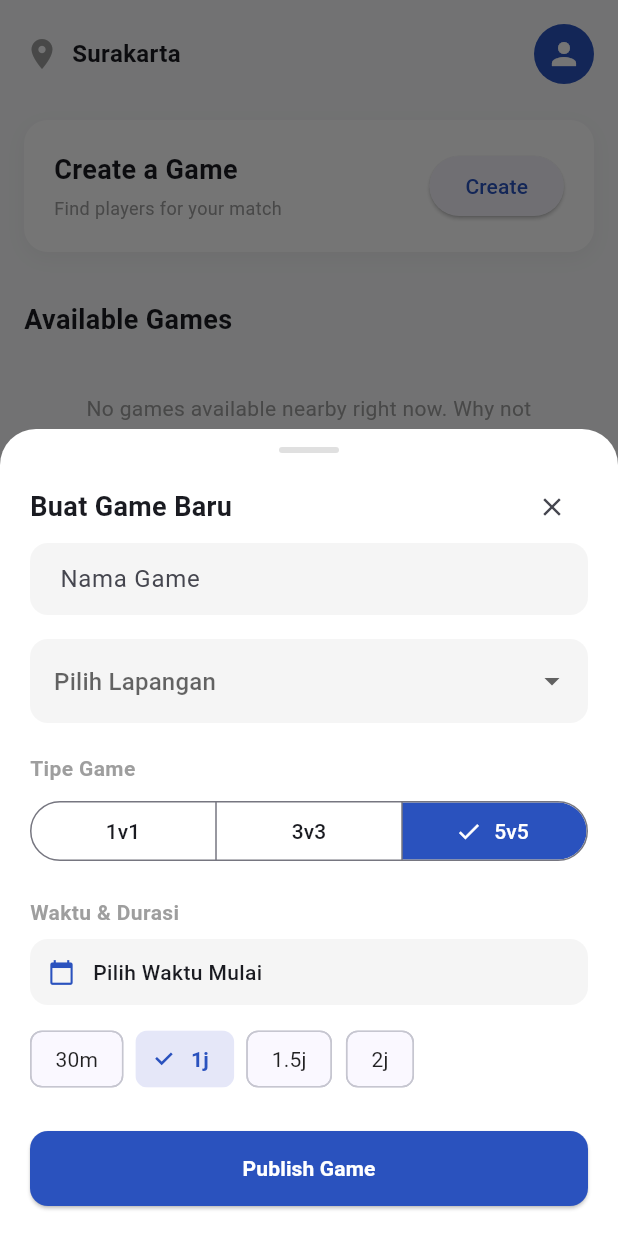
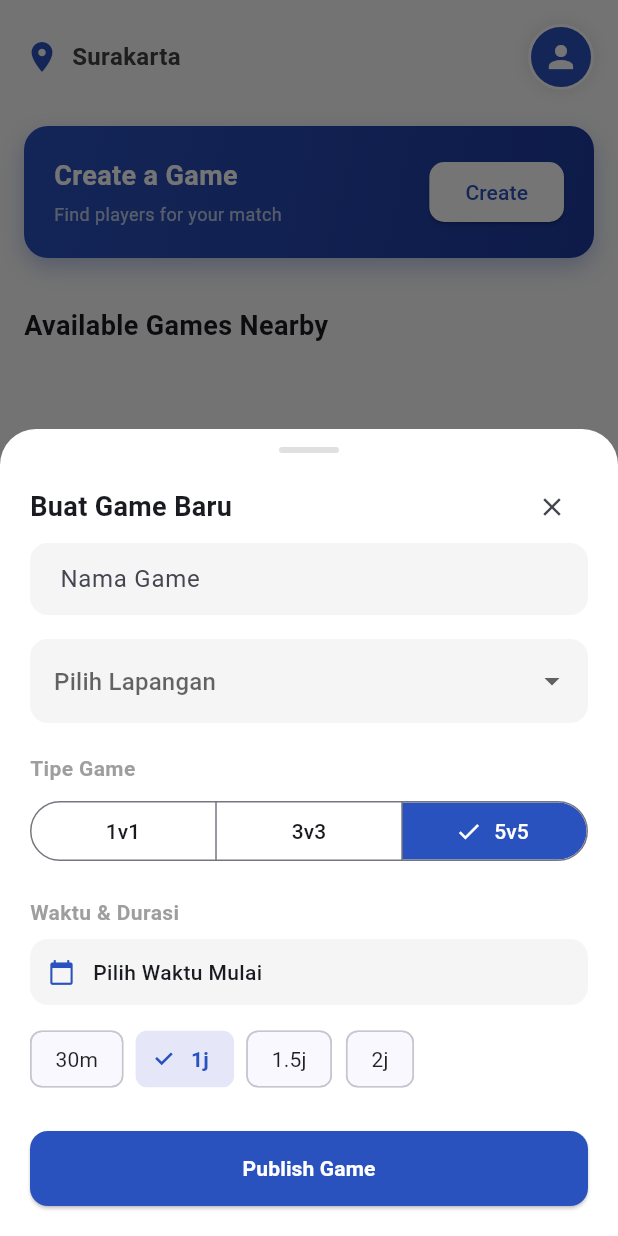
Before and after one commit to dosedaf/hoopsie, a Flutter app: the DashboardScreen screen opened directly, after a tap on "Create", on a phone screen of 412 x 824 dp. Run offline on Flutter 3.47's test engine with Material 3 defaults, Android fonts, the phone set to English and light mode, and no system bars; our stand-ins replace flutter_map, geolocator, image_picker, sqflite, sqflite_common_ffi; missing offline and left inert: geodesy; accounts and stored records are empty.

Commit message:
feat(matchmaking): implement match quality scoring
Adds a new Go API endpoint `/api/match-quality` to calculate a match score based on user skill level and position.
Introduces `MLService` in Flutter to communicate with this API.
Integrates match quality scores into the dashboard, displaying a percentage badge on game cards.
Refactors `DatabaseService` to provide appropriate participant data for ML calculations and game detail management.
Includes UI improvements for the dashboard and game cards.

```diff
--- a/lib/pages/dashboard_screen.dart
+++ b/lib/pages/dashboard_screen.dart
@@ -7,6 +7,7 @@ import 'create_game_pop.dart';
 import 'profile_screen.dart';
 import '../services/database_service.dart';
 import '../services/auth_manager.dart';
+import '../services/ml_service.dart';
 
 class DashboardScreen extends StatefulWidget {
   const DashboardScreen({super.key});
@@ -17,7 +18,10 @@ class DashboardScreen extends StatefulWidget {
 
 class _DashboardScreenState extends State<DashboardScreen> {
   final DatabaseService _db = DatabaseService();
+  final MLService _ml = MLService();
   late Future<List<Game>> _gamesFuture;
+
+  Map<String, int> _gameScores = {};
 
   String? get currentUserId => AuthManager().currentUserId;
 
@@ -29,13 +33,33 @@ class _DashboardScreenState extends State<DashboardScreen> {
 
   void _refreshGames() {
     setState(() {
-      _gamesFuture = _db.getDiscoverableGames();
+      _gamesFuture = _db.getDiscoverableGames().then((games) async {
+        final currentUser = AuthManager().currentUser;
+
+        if (currentUser == null) return games;
+
+        for (var game in games) {
+          try {
+            final participants = await _db.getGameParticipants(game.id);
+
+            final score = await _ml.getMatchQuality(currentUser, participants);
+
+            if (score != null) {
+              _gameScores[game.id] = score;
+            }
+          } catch (e) {
+            debugPrint("Error fetching AI score for game ${game.id}: $e");
+          }
+        }
+        return games;
+      });
     });
   }
 
   @override
   Widget build(BuildContext context) {
     return Scaffold(
+      backgroundColor: Colors.grey[50],
       body: SafeArea(
         child: FutureBuilder<User?>(
           future: _db.getCurrentUser(),
@@ -53,7 +77,7 @@ class _DashboardScreenState extends State<DashboardScreen> {
                   _buildCreateGameShortcut(),
                   const SizedBox(height: 32),
                   const Text(
-                    'Available Games',
+                    'Available Games Nearby',
                     style: TextStyle(fontSize: 18, fontWeight: FontWeight.bold),
                   ),
                   const SizedBox(height: 16),
@@ -62,7 +86,12 @@ class _DashboardScreenState extends State<DashboardScreen> {
                     future: _gamesFuture,
                     builder: (context, snapshot) {
                       if (snapshot.connectionState == ConnectionState.waiting) {
-                        return const Center(child: CircularProgressIndicator());
+                        return const Center(
+                          child: Padding(
+                            padding: EdgeInsets.only(top: 40),
+                            child: CircularProgressIndicator(),
+                          ),
+                        );
                       }
 
                       if (snapshot.hasError) {
@@ -74,25 +103,35 @@ class _DashboardScreenState extends State<DashboardScreen> {
                       if (games.isEmpty) {
                         return const Center(
                           child: Padding(
-                            padding: EdgeInsets.all(20.0),
-                            child: Text(
-                              "No games available nearby right now. Why not create one?",
+                            padding: EdgeInsets.all(40.0),
+                            child: Column(
+                              children: [
+                                Icon(
+                                  Icons.search_off,
+                                  size: 48,
+                                  color: Colors.grey,
+                                ),
+                                SizedBox(height: 12),
+                                Text(
+                                  "No games available nearby right now.\nWhy not create one?",
                                   textAlign: TextAlign.center,
                                   style: TextStyle(color: Colors.grey),
+                                ),
+                              ],
                             ),
                           ),
                         );
                       }
 
                       return Column(
-                        children: games
-                            .map(
-                              (game) => GameCard(
+                        children: games.map((game) {
+                          return GameCard(
                             game: game,
                             isMyGame: false,
+                            matchScore: _gameScores[game.id],
                             onJoin: () async {
                               await _db.joinGame(game.id);
-                                  if (!mounted) return; // Fix for async gap
+                              if (!mounted) return;
 
                               ScaffoldMessenger.of(context).showSnackBar(
                                 const SnackBar(
@@ -101,9 +140,8 @@ class _DashboardScreenState extends State<DashboardScreen> {
                               );
                               _refreshGames();
                             },
-                              ),
-                            )
-                            .toList(),
+                          );
+                        }).toList(),
                       );
                     },
                   ),
@@ -120,20 +158,35 @@ class _DashboardScreenState extends State<DashboardScreen> {
     return Row(
       mainAxisAlignment: MainAxisAlignment.spaceBetween,
       children: [
-        const Row(
+        Row(
           children: [
-            Icon(Icons.location_on, color: Colors.grey),
-            SizedBox(width: 8),
+            const Icon(Icons.location_on, color: Color(0xFF2A52BE)),
+            const SizedBox(width: 8),
             Text(
               'Surakarta',
-              style: TextStyle(fontWeight: FontWeight.bold, fontSize: 16),
+              style: TextStyle(
+                fontWeight: FontWeight.bold,
+                fontSize: 16,
+                color: Colors.grey[800],
+              ),
             ),
           ],
         ),
         GestureDetector(
-          onTap: () => Navigator.push(
+          onTap: () async {
+            await Navigator.push(
               context,
               MaterialPageRoute(builder: (context) => const ProfileScreen()),
+            );
+            _refreshGames();
+          },
+          child: Container(
+            decoration: BoxDecoration(
+              shape: BoxShape.circle,
+              border: Border.all(color: Colors.white, width: 2),
+              boxShadow: [
+                BoxShadow(color: Colors.black.withOpacity(0.1), blurRadius: 8),
+              ],
             ),
             child: CircleAvatar(
               backgroundColor: const Color(0xFF2A52BE),
@@ -145,6 +198,7 @@ class _DashboardScreenState extends State<DashboardScreen> {
                   : null,
             ),
           ),
+        ),
       ],
     );
   }
@@ -153,13 +207,17 @@ class _DashboardScreenState extends State<DashboardScreen> {
     return Container(
       padding: const EdgeInsets.all(20),
       decoration: BoxDecoration(
-        color: Colors.white,
+        gradient: const LinearGradient(
+          colors: [Color(0xFF2A52BE), Color(0xFF1E3A9F)],
+          begin: Alignment.topLeft,
+          end: Alignment.bottomRight,
+        ),
         borderRadius: BorderRadius.circular(16),
         boxShadow: [
           BoxShadow(
-            color: Colors.grey.withOpacity(0.1),
-            blurRadius: 10,
-            offset: const Offset(0, 4),
+            color: const Color(0xFF2A52BE).withOpacity(0.3),
+            blurRadius: 12,
+            offset: const Offset(0, 6),
           ),
         ],
       ),
@@ -171,16 +229,27 @@ class _DashboardScreenState extends State<DashboardScreen> {
             children: [
               Text(
                 'Create a Game',
-                style: TextStyle(fontSize: 18, fontWeight: FontWeight.bold),
+                style: TextStyle(
+                  fontSize: 18,
+                  fontWeight: FontWeight.bold,
+                  color: Colors.white,
+                ),
               ),
               SizedBox(height: 4),
               Text(
                 'Find players for your match',
-                style: TextStyle(color: Colors.grey, fontSize: 12),
+                style: TextStyle(color: Colors.white70, fontSize: 12),
               ),
             ],
           ),
           ElevatedButton(
+            style: ElevatedButton.styleFrom(
+              backgroundColor: Colors.white,
+              foregroundColor: const Color(0xFF2A52BE),
+              shape: RoundedRectangleBorder(
+                borderRadius: BorderRadius.circular(10),
+              ),
+            ),
             onPressed: () async {
               final result = await showModalBottomSheet<bool>(
                 context: context,
```
Also changed, not shown: lib/pages/game_details_screen.dart (+15 -13 lines), lib/services/database_service.dart (+29 -11 lines), lib/services/ml_service.dart (added, +41 -0 lines), lib/widgets/game_card.dart (+51 -41 lines), 1 other file. Lines whose indentation alone changed are shown as unchanged.
